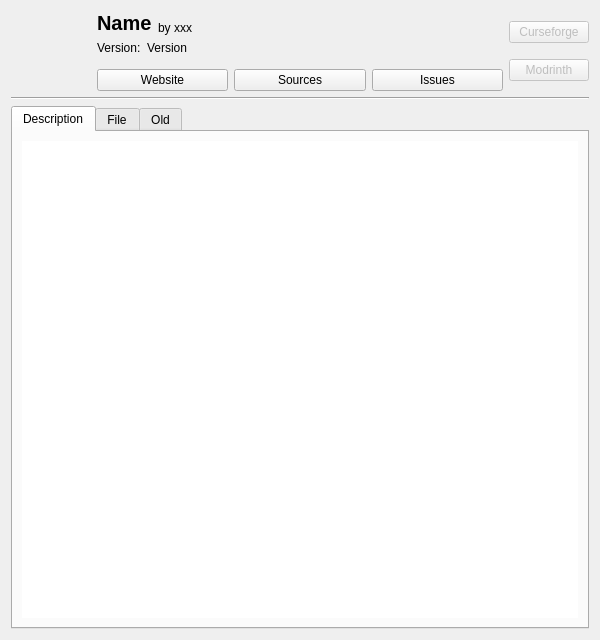
kaniol-lck/modmanager, file src/ui/localmodinfodialog.ui: the form before one commit.
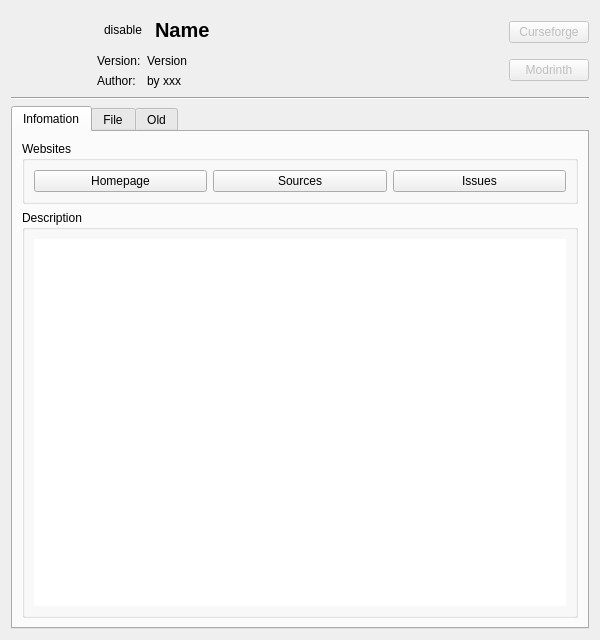
The form after the commit. Icons and pictures are not drawn.

The edit to the form file:
```diff
--- a/src/ui/localmodinfodialog.ui
+++ b/src/ui/localmodinfodialog.ui
@@ -14,8 +14,50 @@
    <string>Dialog</string>
   </property>
   <layout class="QGridLayout" name="gridLayout">
+   <item row="0" column="0" rowspan="2">
+    <widget class="QLabel" name="modIcon">
+     <property name="sizePolicy">
+      <sizepolicy hsizetype="Fixed" vsizetype="Fixed">
+       <horstretch>0</horstretch>
+       <verstretch>0</verstretch>
+      </sizepolicy>
+     </property>
+     <property name="minimumSize">
+      <size>
+       <width>80</width>
+       <height>80</height>
+      </size>
+     </property>
+     <property name="maximumSize">
+      <size>
+       <width>80</width>
+       <height>80</height>
+      </size>
+     </property>
+     <property name="text">
+      <string/>
+     </property>
+    </widget>
+   </item>
    <item row="0" column="1">
     <layout class="QHBoxLayout" name="horizontalLayout_2">
+     <item>
+      <widget class="QToolButton" name="disableButton">
+       <property name="text">
+        <string>disable</string>
+       </property>
+       <property name="icon">
+        <iconset theme="action-unavailable-symbolic">
+         <normaloff>.</normaloff>.</iconset>
+       </property>
+       <property name="checkable">
+        <bool>true</bool>
+       </property>
+       <property name="autoRaise">
+        <bool>true</bool>
+       </property>
+      </widget>
+     </item>
      <item>
       <widget class="QLabel" name="modName">
        <property name="sizePolicy">
@@ -36,25 +78,9 @@
        </property>
       </widget>
      </item>
-     <item>
-      <widget class="QLabel" name="modAuthors">
-       <property name="sizePolicy">
-        <sizepolicy hsizetype="Expanding" vsizetype="Preferred">
-         <horstretch>0</horstretch>
-         <verstretch>0</verstretch>
-        </sizepolicy>
-       </property>
-       <property name="text">
-        <string notr="true">by xxx</string>
-       </property>
-       <property name="alignment">
-        <set>Qt::AlignBottom|Qt::AlignLeading|Qt::AlignLeft</set>
-       </property>
-      </widget>
-     </item>
     </layout>
    </item>
-   <item row="0" column="2" rowspan="3">
+   <item row="0" column="2" rowspan="2">
     <layout class="QVBoxLayout" name="verticalLayout">
      <item>
       <widget class="QPushButton" name="curseforgeButton">
@@ -111,80 +137,96 @@
        </property>
       </widget>
      </item>
-    </layout>
-   </item>
-   <item row="2" column="1">
-    <layout class="QHBoxLayout" name="horizontalLayout">
-     <item>
-      <widget class="QPushButton" name="websiteButton">
+     <item row="1" column="0">
+      <widget class="QLabel" name="label_4">
        <property name="text">
-        <string>Website</string>
+        <string>Author:</string>
        </property>
       </widget>
      </item>
-     <item>
-      <widget class="QPushButton" name="sourceButton">
-       <property name="text">
-        <string>Sources</string>
+     <item row="1" column="1">
+      <widget class="QLabel" name="modAuthors">
+       <property name="sizePolicy">
+        <sizepolicy hsizetype="Expanding" vsizetype="Preferred">
+         <horstretch>0</horstretch>
+         <verstretch>0</verstretch>
+        </sizepolicy>
        </property>
-      </widget>
-     </item>
-     <item>
-      <widget class="QPushButton" name="issueButton">
        <property name="text">
-        <string>Issues</string>
+        <string notr="true">by xxx</string>
        </property>
+       <property name="alignment">
+        <set>Qt::AlignBottom|Qt::AlignLeading|Qt::AlignLeft</set>
+       </property>
       </widget>
      </item>
     </layout>
    </item>
-   <item row="3" column="0" colspan="3">
+   <item row="2" column="0" colspan="3">
     <widget class="Line" name="line">
      <property name="orientation">
       <enum>Qt::Horizontal</enum>
      </property>
     </widget>
    </item>
-   <item row="0" column="0" rowspan="3">
-    <widget class="QLabel" name="modIcon">
-     <property name="sizePolicy">
-      <sizepolicy hsizetype="Fixed" vsizetype="Fixed">
-       <horstretch>0</horstretch>
-       <verstretch>0</verstretch>
-      </sizepolicy>
-     </property>
-     <property name="minimumSize">
-      <size>
-       <width>80</width>
-       <height>80</height>
-      </size>
-     </property>
-     <property name="maximumSize">
-      <size>
-       <width>80</width>
-       <height>80</height>
-      </size>
-     </property>
-     <property name="text">
-      <string/>
-     </property>
-    </widget>
-   </item>
-   <item row="4" column="0" colspan="3">
+   <item row="3" column="0" colspan="3">
     <widget class="QTabWidget" name="tabWidget">
      <property name="currentIndex">
       <number>0</number>
      </property>
      <widget class="QWidget" name="tab">
       <attribute name="title">
-       <string>Description</string>
+       <string>Infomation</string>
       </attribute>
-      <layout class="QGridLayout" name="gridLayout_2">
+      <layout class="QGridLayout" name="gridLayout_5">
        <item row="0" column="0">
-        <widget class="QTextBrowser" name="modDescription">
-         <property name="frameShape">
-          <enum>QFrame::NoFrame</enum>
+        <widget class="QGroupBox" name="groupBox_2">
+         <property name="title">
+          <string>Websites</string>
          </property>
+         <layout class="QGridLayout" name="gridLayout_6">
+          <item row="0" column="0">
+           <layout class="QHBoxLayout" name="horizontalLayout">
+            <item>
+             <widget class="QPushButton" name="homepageButton">
+              <property name="text">
+               <string>Homepage</string>
+              </property>
+             </widget>
+            </item>
+            <item>
+             <widget class="QPushButton" name="sourceButton">
+              <property name="text">
+               <string>Sources</string>
+              </property>
+             </widget>
+            </item>
+            <item>
+             <widget class="QPushButton" name="issueButton">
+              <property name="text">
+               <string>Issues</string>
+              </property>
+             </widget>
+            </item>
+           </layout>
+          </item>
+         </layout>
+        </widget>
+       </item>
+       <item row="1" column="0">
+        <widget class="QGroupBox" name="groupBox">
+         <property name="title">
+          <string>Description</string>
+         </property>
+         <layout class="QGridLayout" name="gridLayout_2">
+          <item row="0" column="0">
+           <widget class="QTextBrowser" name="modDescription">
+            <property name="frameShape">
+             <enum>QFrame::NoFrame</enum>
+            </property>
+           </widget>
+          </item>
+         </layout>
         </widget>
        </item>
       </layout>
```
Left out of the diff: 2 changed lines with no effect on the pictures.
